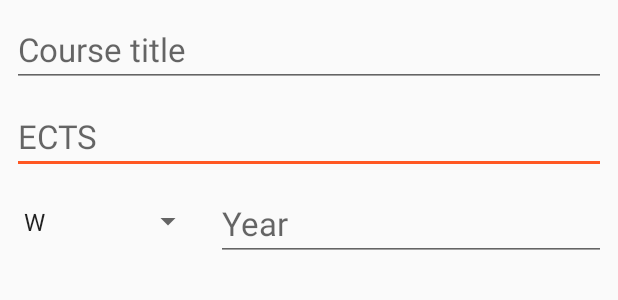
After one commit to mnipshagen/planning_machine, an Android app: the layout unlisted_course.xml on its own in the app's theme, with its tools: preview values and no code run, on a phone screen of 412 x 824 dp. The commit adds this screen. Shown: the top 300 px of the screen. Run offline under Robolectric (Android 15) with nearby library versions, the phone set to English and light mode, and no system bars.

Commit message:
implemented some fabs.

```diff
--- a/app/src/main/res/layout/activity_module.xml
+++ b/app/src/main/res/layout/activity_module.xml
@@ -74,7 +74,7 @@
             android:layout_width="wrap_content"
             android:layout_height="wrap_content"
             app:fab_colorNormal="@color/white"
-            app:fab_title="Add oral examination"
+            app:fab_title="Remove Course"
             app:fab_colorPressed="@color/white_pressed"/>
 
         <com.getbase.floatingactionbutton.FloatingActionButton
@@ -82,7 +82,7 @@
             android:layout_width="wrap_content"
             android:layout_height="wrap_content"
             app:fab_colorNormal="@color/white"
-            app:fab_title="Add unlisted course"
+            app:fab_title="Add Oral Examination"
             app:fab_colorPressed="@color/white_pressed"/>
 
         <com.getbase.floatingactionbutton.FloatingActionButton
@@ -98,7 +98,7 @@
             android:layout_width="wrap_content"
             android:layout_height="wrap_content"
             app:fab_colorNormal="@color/white"
-            app:fab_title="Add unlisted course"
+            app:fab_title="Mark this module significant"
             app:fab_colorPressed="@color/white_pressed"/>
 
     </com.getbase.floatingactionbutton.FloatingActionsMenu>
--- /dev/null
+++ b/app/src/main/res/layout/unlisted_course.xml
@@ -0,0 +1,70 @@
+<?xml version="1.0" encoding="utf-8"?>
+<android.support.constraint.ConstraintLayout
+    xmlns:android="http://schemas.android.com/apk/res/android"
+    xmlns:app="http://schemas.android.com/apk/res-auto"
+    xmlns:tools="http://schemas.android.com/tools"
+    android:layout_width="match_parent"
+    android:layout_height="match_parent">
+
+    <EditText
+        android:id="@+id/unknown_ECTS"
+        android:layout_width="0dp"
+        android:layout_height="wrap_content"
+        android:layout_marginEnd="8dp"
+        android:layout_marginLeft="8dp"
+        android:layout_marginRight="8dp"
+        android:layout_marginStart="8dp"
+        android:layout_marginTop="8dp"
+        android:ems="10"
+        android:hint="ECTS"
+        android:inputType="number"
+        android:textAppearance="@android:style/TextAppearance.Material.Large"
+        app:layout_constraintLeft_toLeftOf="parent"
+        app:layout_constraintRight_toRightOf="parent"
+        app:layout_constraintTop_toBottomOf="@+id/unknown_courseTitle" />
+
+    <EditText
+        android:id="@+id/unknwon_year"
+        android:layout_width="0dp"
+        android:layout_height="wrap_content"
+        android:layout_marginLeft="8dp"
+        android:layout_marginRight="8dp"
+        android:layout_marginTop="8dp"
+        android:ems="10"
+        android:hint="Year"
+        android:inputType="number"
+        android:textAppearance="@android:style/TextAppearance.Material.Large"
+        app:layout_constraintRight_toRightOf="parent"
+        app:layout_constraintTop_toBottomOf="@+id/unknown_ECTS" />
+
+    <EditText
+        android:id="@+id/unknown_courseTitle"
+        android:layout_width="0dp"
+        android:layout_height="wrap_content"
+        android:layout_marginLeft="8dp"
+        android:ems="10"
+        android:hint="@string/select_course"
+        android:inputType="text"
+        android:textAppearance="@android:style/TextAppearance.Material.Large"
+        app:layout_constraintLeft_toLeftOf="parent"
+        app:layout_constraintTop_toTopOf="parent"
+        android:layout_marginTop="8dp"
+        android:layout_marginRight="8dp"
+        app:layout_constraintRight_toRightOf="parent"
+        android:layout_marginStart="8dp"
+        android:layout_marginEnd="8dp" />
+
+    <Spinner
+        android:id="@+id/unknown_spinner"
+        android:layout_width="0dp"
+        android:layout_height="47dp"
+        android:layout_marginLeft="8dp"
+        android:layout_marginTop="8dp"
+        android:entries="@array/terms"
+        app:layout_constraintLeft_toLeftOf="parent"
+        app:layout_constraintTop_toBottomOf="@+id/unknown_ECTS"
+        app:layout_constraintRight_toLeftOf="@+id/unknwon_year"
+        app:layout_constraintHorizontal_bias="0.0"
+        android:layout_marginRight="8dp" />
+
+</android.support.constraint.ConstraintLayout>
--- a/app/src/main/res/values/strings.xml
+++ b/app/src/main/res/values/strings.xml
@@ -31,6 +31,10 @@
         <item>In Progress</item>
         <item>Marked</item>
     </string-array>
+    <string-array name="terms">
+        <item>W</item>
+        <item>S</item>
+    </string-array>
     <string name="transition_coursename" translatable="false">transcoursename</string>
     <string name="KI_title">Artificial Intelligence</string>
     <string name="CL_title">Computational Linguistics</string>
```
Also changed, not shown: app/src/main/java/com/mnipshagen/planning_machine/Activity_Module.java (+189 -51 lines), app/src/main/java/com/mnipshagen/planning_machine/Activity_Search.java (+19 -4 lines), app/src/main/java/com/mnipshagen/planning_machine/Dialogs/addUnlistedCourseDialog.java (added, +19 -0 lines), app/src/main/java/com/mnipshagen/planning_machine/Dialogs/setGradeDialog.java (added, +91 -0 lines), app/src/main/java/com/mnipshagen/planning_machine/Fragment_Dialogs.java (+7 -0 lines), app/src/main/java/com/mnipshagen/planning_machine/ModuleTools.java (+23 -0 lines).
